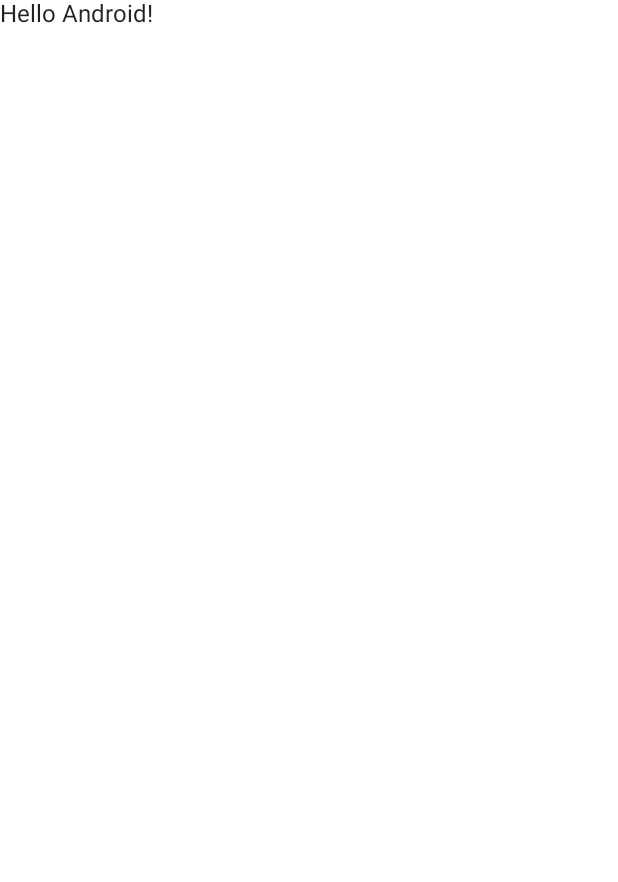
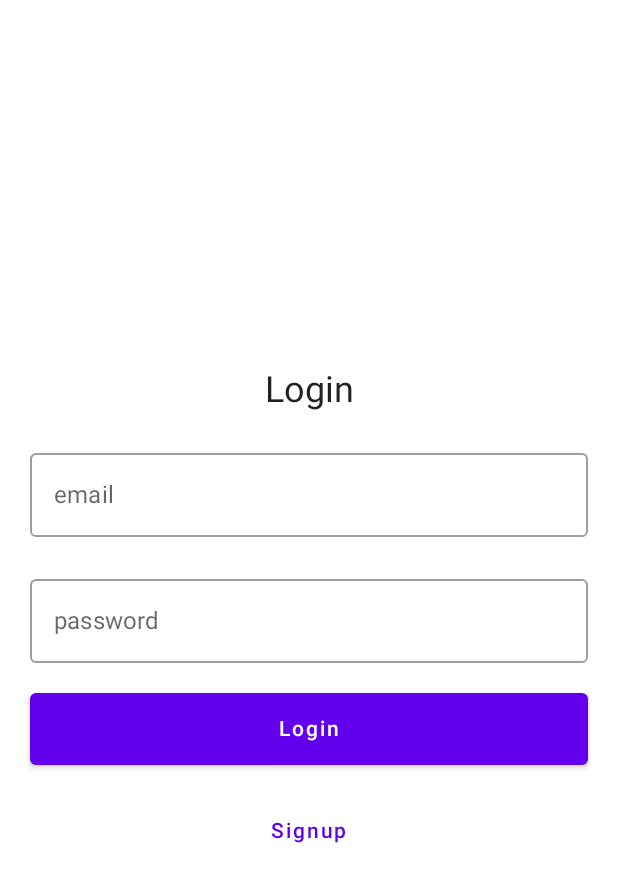
Before and after one commit to bufleek/aro_app, an Android app built with Jetpack Compose: the screen it shows after launch (MainActivity before the commit, AuthActivity after it), on a phone screen of 412 x 824 dp. Before the commit the part shown is almost empty. Shown: the top 882 px of the screen. Run offline under Robolectric (Android 15) with nearby library versions, the phone set to English and light mode, and no system bars; our stand-ins replace Dagger/Hilt's generated code.

Commit message:
auth screens ui

```diff
--- a/app/build.gradle
+++ b/app/build.gradle
@@ -69,11 +69,15 @@ dependencies {
     // Hilt
     implementation "com.google.dagger:hilt-android:2.44"
     kapt "com.google.dagger:hilt-compiler:2.44"
-    //GSON
+    // GSON
     implementation 'com.google.code.gson:gson:2.10'
     // Retrofit
     implementation 'com.squareup.retrofit2:retrofit:2.9.0'
     implementation 'com.squareup.retrofit2:converter-gson:2.9.0'
+    // DataStore
+    implementation "androidx.datastore:datastore-preferences:1.0.0"
+    // Navigation
+    implementation "androidx.navigation:navigation-compose:2.5.3"
 }
 
 // Allow references to generated code
--- a/app/src/main/AndroidManifest.xml
+++ b/app/src/main/AndroidManifest.xml
@@ -12,11 +12,10 @@
         android:roundIcon="@mipmap/ic_launcher_round"
         android:supportsRtl="true"
         android:theme="@style/Theme.AROAPP"
-        tools:targetApi="31">
+        tools:targetApi="33">
         <activity
-            android:name=".MainActivity"
+            android:name=".ui.main.MainActivity"
             android:exported="true"
-            android:label="@string/app_name"
             android:theme="@style/Theme.AROAPP">
             <intent-filter>
                 <action android:name="android.intent.action.MAIN" />
@@ -28,6 +27,8 @@
                 android:name="android.app.lib_name"
                 android:value="" />
         </activity>
+
+        <activity android:name=".ui.auth.AuthActivity" />
     </application>
 
 </manifest>
--- a/app/src/main/java/com/example/aroapp/AROApp.kt
+++ b/app/src/main/java/com/example/aroapp/AROApp.kt
@@ -1,8 +1,19 @@
 package com.example.aroapp
 
 import android.app.Application
+import android.content.Context
+import androidx.datastore.core.DataStore
+import androidx.datastore.preferences.core.Preferences
+import androidx.datastore.preferences.preferencesDataStore
+import com.example.aroapp.utils.AuthManager
 import dagger.hilt.android.HiltAndroidApp
+
+val Context.dataStore: DataStore<Preferences> by preferencesDataStore(name = "prefs")
 
 @HiltAndroidApp
 class AROApp: Application() {
+    override fun onCreate() {
+        super.onCreate()
+        AuthManager.configure(this)
+    }
 }
--- /dev/null
+++ b/app/src/main/java/com/example/aroapp/data/repos/BaseRepo.kt
@@ -0,0 +1,4 @@
+package com.example.aroapp.data.repos
+
+open class BaseRepo {
+}
--- /dev/null
+++ b/app/src/main/java/com/example/aroapp/data/repos/MainRepo.kt
@@ -0,0 +1,6 @@
+package com.example.aroapp.data.repos
+
+import javax.inject.Inject
+
+class MainRepo @Inject constructor(): BaseRepo() {
+}
--- a/app/src/main/java/com/example/aroapp/MainActivity.kt
+++ b/app/src/main/java/com/example/aroapp/ui/auth/AuthActivity.kt
@@ -1,43 +1,30 @@
-package com.example.aroapp
+package com.example.aroapp.ui.auth
 
 import android.os.Bundle
 import androidx.activity.ComponentActivity
 import androidx.activity.compose.setContent
+import androidx.compose.foundation.ScrollState
+import androidx.compose.foundation.layout.Arrangement
+import androidx.compose.foundation.layout.Column
 import androidx.compose.foundation.layout.fillMaxSize
+import androidx.compose.foundation.verticalScroll
 import androidx.compose.material.MaterialTheme
 import androidx.compose.material.Surface
-import androidx.compose.material.Text
-import androidx.compose.runtime.Composable
 import androidx.compose.ui.Modifier
-import androidx.compose.ui.tooling.preview.Preview
 import com.example.aroapp.ui.theme.AROAPPTheme
 
-class MainActivity : ComponentActivity() {
+class AuthActivity : ComponentActivity() {
     override fun onCreate(savedInstanceState: Bundle?) {
         super.onCreate(savedInstanceState)
         setContent {
             AROAPPTheme {
-                // A surface container using the 'background' color from the theme
                 Surface(
                     modifier = Modifier.fillMaxSize(),
                     color = MaterialTheme.colors.background
                 ) {
-                    Greeting("Android")
+                    AuthNavHost()
                 }
             }
         }
     }
 }
-
-@Composable
-fun Greeting(name: String) {
-    Text(text = "Hello $name!")
-}
-
-@Preview(showBackground = true)
-@Composable
-fun DefaultPreview() {
-    AROAPPTheme {
-        Greeting("Android")
-    }
-}
--- /dev/null
+++ b/app/src/main/java/com/example/aroapp/ui/auth/AuthNavHost.kt
@@ -0,0 +1,33 @@
+package com.example.aroapp.ui.auth
+
+import androidx.compose.runtime.Composable
+import androidx.compose.ui.Modifier
+import androidx.navigation.NavHostController
+import androidx.navigation.compose.NavHost
+import androidx.navigation.compose.composable
+import androidx.navigation.compose.rememberNavController
+
+private sealed class Screens(val route: String) {
+    object Login : Screens(route = "login")
+    object Signup : Screens(route = "signup")
+}
+
+@Composable
+fun AuthNavHost(
+    modifier: Modifier = Modifier,
+    navController: NavHostController = rememberNavController(),
+    startDestination: String = Screens.Login.route
+) {
+    NavHost(
+        navController = navController,
+        startDestination = startDestination,
+        modifier = modifier
+    ) {
+        composable(route = Screens.Login.route) {
+            Login(onNavigateToSignUp = { navController.navigate(Screens.Signup.route) })
+        }
+        composable(route = Screens.Signup.route) {
+            SignUp(onNavigateToLogin = { navController.popBackStack() })
+        }
+    }
+}
--- /dev/null
+++ b/app/src/main/java/com/example/aroapp/ui/auth/Login.kt
@@ -0,0 +1,79 @@
+package com.example.aroapp.ui.auth
+
+import androidx.compose.foundation.layout.*
+import androidx.compose.foundation.text.KeyboardOptions
+import androidx.compose.material.Button
+import androidx.compose.material.OutlinedTextField
+import androidx.compose.material.Text
+import androidx.compose.material.TextButton
+import androidx.compose.runtime.Composable
+import androidx.compose.runtime.getValue
+import androidx.compose.runtime.mutableStateOf
+import androidx.compose.runtime.saveable.rememberSaveable
+import androidx.compose.runtime.setValue
+import androidx.compose.ui.Alignment
+import androidx.compose.ui.Modifier
+import androidx.compose.ui.text.input.KeyboardType
+import androidx.compose.ui.unit.dp
+import androidx.compose.ui.unit.sp
+
+@Composable
+fun Login(
+    onNavigateToSignUp: () -> Unit
+) {
+    var email by rememberSaveable { mutableStateOf("") }
+    var password by rememberSaveable { mutableStateOf("") }
+
+    Column(
+        modifier = Modifier
+            .padding(all = 20.dp)
+            .fillMaxSize(),
+        verticalArrangement = Arrangement.Center,
+        horizontalAlignment = Alignment.CenterHorizontally
+    ) {
+        Text(
+            text = "Login",
+            fontSize = 24.sp
+        )
+        Spacer(
+            modifier = Modifier.height(20.dp)
+        )
+        OutlinedTextField(
+            value = email,
+            placeholder = { Text(text = "user@email.com") },
+            label = { Text(text = "email") },
+            onValueChange = { email = it},
+            modifier = Modifier.fillMaxWidth()
+        )
+        Spacer(
+            modifier = Modifier.height(20.dp)
+        )
+        OutlinedTextField(
+            value = password,
+            placeholder = { Text(text = "password") },
+            label = { Text(text = "password") },
+            onValueChange = { password = it },
+            keyboardOptions = KeyboardOptions(keyboardType = KeyboardType.Password),
+            modifier = Modifier.fillMaxWidth()
+        )
+        Spacer(
+            modifier = Modifier.height(20.dp)
+        )
+        Button(
+            onClick = { },
+            modifier = Modifier
+                .fillMaxWidth()
+        ) {
+            Text(
+                text = "Login",
+                modifier = Modifier.padding(all = 8.dp)
+            )
+        }
+        Spacer(
+            modifier = Modifier.height(20.dp)
+        )
+        TextButton(onClick = onNavigateToSignUp) {
+            Text(text = "Signup")
+        }
+    }
+}
--- /dev/null
+++ b/app/src/main/java/com/example/aroapp/ui/main/MainActivity.kt
@@ -0,0 +1,69 @@
+package com.example.aroapp.ui.main
+
+import android.content.Intent
+import android.os.Bundle
+import android.view.View
+import android.view.ViewTreeObserver
+import androidx.activity.ComponentActivity
+import androidx.activity.compose.setContent
+import androidx.activity.viewModels
+import androidx.compose.foundation.layout.fillMaxSize
+import androidx.compose.material.MaterialTheme
+import androidx.compose.material.Surface
+import androidx.compose.material.Text
+import androidx.compose.runtime.Composable
+import androidx.compose.ui.Modifier
+import androidx.compose.ui.tooling.preview.Preview
+import com.example.aroapp.data.repos.MainRepo
+import com.example.aroapp.ui.auth.AuthActivity
+import com.example.aroapp.ui.theme.AROAPPTheme
+import com.example.aroapp.utils.AuthManager
+import dagger.hilt.android.AndroidEntryPoint
+import javax.inject.Inject
+
+@AndroidEntryPoint
+class MainActivity : ComponentActivity() {
+    private val mainViewModel: MainViewModel by viewModels()
+
+    override fun onCreate(savedInstanceState: Bundle?) {
+        super.onCreate(savedInstanceState)
+        if (AuthManager.isLoggedIn == null){
+            AuthManager.configure(this)
+        }
+        setContent {
+            AROAPPTheme {
+                Surface(
+                    modifier = Modifier.fillMaxSize(),
+                    color = MaterialTheme.colors.background
+                ) {
+                }
+            }
+        }
+
+        val content: View = findViewById(android.R.id.content)
+        content.viewTreeObserver.addOnPreDrawListener(
+            object : ViewTreeObserver.OnPreDrawListener {
+                override fun onPreDraw(): Boolean {
+                    return if (AuthManager.isLoggedIn != null) {
+                        content.viewTreeObserver.removeOnPreDrawListener(this)
+                        if(!AuthManager.isLoggedIn!!) {
+                            startActivity(Intent(this@MainActivity, AuthActivity::class.java))
+                            finish()
+                        }
+                        true
+                    } else {
+                        false
+                    }
+                }
+            }
+        )
+
+    }
+}
+
+@Preview(showBackground = true)
+@Composable
+fun DefaultPreview() {
+    AROAPPTheme {
+    }
+}
--- /dev/null
+++ b/app/src/main/java/com/example/aroapp/utils/AuthManager.kt
@@ -0,0 +1,32 @@
+package com.example.aroapp.utils
+
+import android.content.Context
+import com.example.aroapp.dataStore
+import kotlinx.coroutines.CoroutineScope
+import kotlinx.coroutines.Dispatchers
+import kotlinx.coroutines.flow.collectLatest
+import kotlinx.coroutines.flow.map
+import kotlinx.coroutines.launch
+
+object AuthManager {
+    var isLoggedIn: Boolean? = null
+    private var accessKey: String? = null
+    private var isConfiguring = false;
+
+    fun configure(context: Context) {
+        if(isConfiguring){
+            return
+        }
+
+        isConfiguring = true
+        val accessKeyFlow = context.dataStore.data.map {
+            it[PreferenceKeys.accessKey]
+        }
+        CoroutineScope(Dispatchers.Main).launch {
+            accessKeyFlow.collectLatest {
+                accessKey = it
+                isLoggedIn = it != null
+            }
+        }
+    }
+}
--- /dev/null
+++ b/app/src/main/java/com/example/aroapp/utils/PreferenceKeys.kt
@@ -0,0 +1,7 @@
+package com.example.aroapp.utils
+
+import androidx.datastore.preferences.core.stringPreferencesKey
+
+object PreferenceKeys{
+    val accessKey = stringPreferencesKey("access_key")
+}
--- a/app/src/main/res/values/strings.xml
+++ b/app/src/main/res/values/strings.xml
@@ -1,3 +1,4 @@
 <resources>
     <string name="app_name">ARO APP</string>
+    <string name="title_activity_login">LoginActivity</string>
 </resources>
```
Also changed, not shown: app/src/main/java/com/example/aroapp/ui/auth/SignUp.kt (added, +95 -0 lines), app/src/main/java/com/example/aroapp/ui/main/MainViewModel.kt (added, +10 -0 lines).
